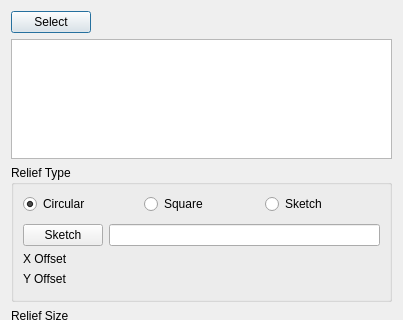
This is Resources/panels/CornerReliefPanel.ui in shaise/FreeCAD_SheetMetal as Qt 5 draws it before an edit; both pictures show x 0 to 403 and y 0 to 320 of the 403 by 676 pixel window. The edited form follows.
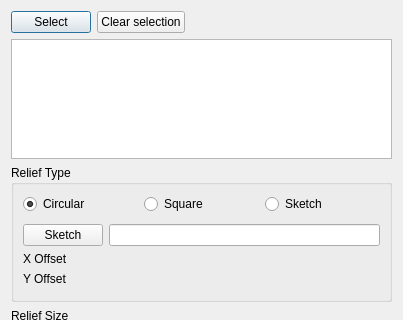
This is the edited form. Custom widgets are drawn as their Qt base class.

Commit message: Add clear selection button and adjust readme to pr #471

Patch:
```diff
--- a/Resources/panels/CornerReliefPanel.ui
+++ b/Resources/panels/CornerReliefPanel.ui
@@ -32,6 +32,13 @@
        </property>
       </widget>
      </item>
+     <item>
+      <widget class="QPushButton" name="pushClearSel">
+       <property name="text">
+        <string>Clear selection</string>
+       </property>
+      </widget>
+     </item>
      <item>
       <spacer name="horizontalSpacer">
        <property name="orientation">
```
The commit also changes 14 other files.
